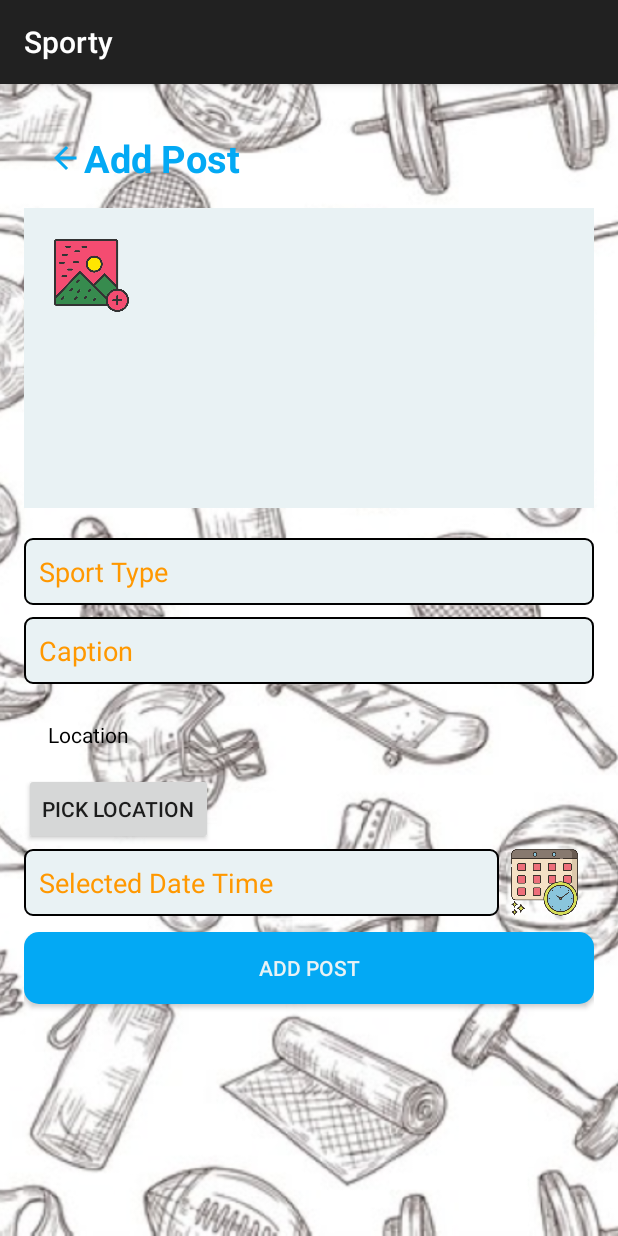
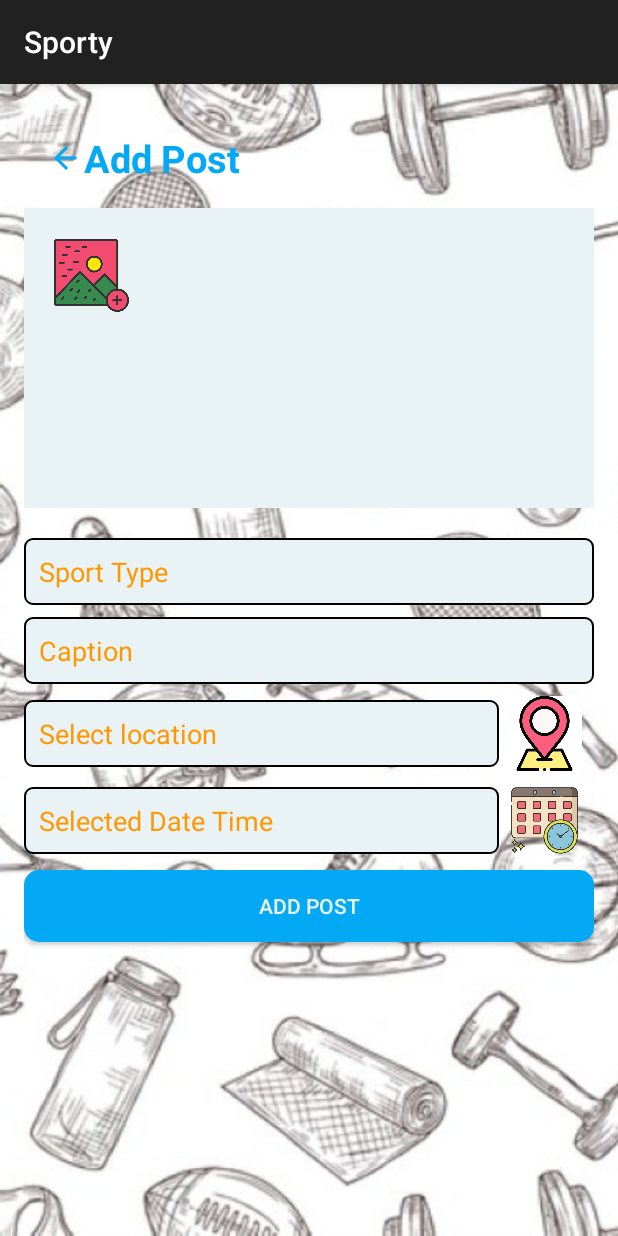
Before and after one commit to ruthChavshush/androidProject, an Android app built with Jetpack Compose: the AddPostFragment screen opened through its navigation route, on a phone screen of 412 x 824 dp. Run offline under Robolectric (Android 15) with nearby library versions, the phone set to English and light mode, and no system bars; our stand-ins replace Firebase (no records; nobody signed in at launch, a user with empty details on screens opened directly), Picasso, Room's generated code; pictures from the network do not load.

Commit message:
Implement location selection feature and update UI components across multiple fragments

```diff
--- a/app/src/main/java/com/example/fetch/Modules/AddPost/AddPostFragment.kt
+++ b/app/src/main/java/com/example/fetch/Modules/AddPost/AddPostFragment.kt
@@ -97,6 +97,8 @@ class AddPostFragment : Fragment() {
                 binding.etCaption.setText(post.caption)
                 binding.tvDateTime.text = post.sportyDate.toString()
                 imageUri = Uri.parse(post.imageUrl)
+                selectedLongitude = post.longitude
+                selectedLatitude = post.latitude
 
                 Picasso.get()
                     .load(imageUri)
--- a/app/src/main/java/com/example/fetch/dao/PostDao.kt
+++ b/app/src/main/java/com/example/fetch/dao/PostDao.kt
@@ -11,7 +11,6 @@ interface PostDao {
     @Insert(onConflict = OnConflictStrategy.REPLACE)
     fun insert(post: Post)
 
-    // todo remove postType change function name
     @Query("SELECT * FROM posts")
     fun getPostsByPostType(): List<Post>
 }
--- a/app/src/main/res/layout/fragment_add_post.xml
+++ b/app/src/main/res/layout/fragment_add_post.xml
@@ -96,22 +96,36 @@
             android:inputType="text"
             android:padding="10dp"
             android:textColorHint="@color/pink" />
+        <LinearLayout
+            android:id="@+id/locationLayout"
+            android:layout_width="match_parent"
+            android:layout_height="wrap_content"
+            android:layout_marginBottom="8dp"
+            android:gravity="center_vertical"
+            android:orientation="horizontal">
+            <TextView
+                android:id="@+id/tvLocation"
+                android:layout_width="0dp"
+                android:layout_height="wrap_content"
+                android:layout_marginEnd="5dp"
+                android:layout_weight="3"
+                android:background="@drawable/custom_edittext"
+                android:padding="10dp"
+                android:text="@string/select_location"
+                android:textColor="@color/pink"
+                android:textSize="18sp" />
+            <ImageButton
+                android:id="@+id/btnPickLocation"
+                android:layout_width="50dp"
+                android:layout_height="50dp"
+                android:layout_marginEnd="8dp"
+                android:background="?attr/selectableItemBackgroundBorderless"
+                android:contentDescription="@string/pick_location"
+                android:scaleType="fitCenter"
+                android:src="@drawable/ic_pick_location" />
 
-     <!-- Replace the existing EditText with a TextView or Button -->
-<TextView
-    android:id="@+id/tvLocation"
-    android:layout_width="wrap_content"
-    android:layout_height="wrap_content"
-    android:text="Location"
-    android:textColor="@android:color/black"
-    android:padding="16dp" />
+            </LinearLayout>
 
-
-<Button
-    android:id="@+id/btnPickLocation"
-    android:layout_width="wrap_content"
-    android:layout_height="wrap_content"
-    android:text="Pick Location" />
         <!-- Playdate specific field -->
         <LinearLayout
             android:id="@+id/dateTimeLayout"
--- a/app/src/main/res/layout/fragment_profile.xml
+++ b/app/src/main/res/layout/fragment_profile.xml
@@ -54,12 +54,6 @@
             android:text="@string/update_image"
             android:visibility="gone" />
 
-<Button
-    android:id="@+id/open_maps_button"
-    android:layout_width="wrap_content"
-    android:layout_height="wrap_content"
-    android:text="Open Map" />
-
         <RelativeLayout
             android:id="@+id/UserName"
             android:layout_width="match_parent"
--- a/app/src/main/res/values/strings.xml
+++ b/app/src/main/res/values/strings.xml
@@ -32,4 +32,7 @@
     <string name="sport_time">Sporty Time:</string>
     <string name="location_post">Location:</string>
     <string name="where_are_you">Where are you?</string>
+    <string name="to_see_all_post_by_locations_click_here">To see all post by locations click here</string>
+    <string name="select_location">Select location</string>
+    <string name="pick_location">pick location</string>
 </resources>
```
Also changed, not shown: app/src/main/java/com/example/fetch/Modules/Feed/FeedFragment.kt (+8 -3 lines), app/src/main/java/com/example/fetch/Modules/Maps/MapsFragment.kt (+34 -35 lines), app/src/main/java/com/example/fetch/Modules/Profile/ProfileFragment.kt (+0 -9 lines), app/src/main/res/layout/fragment_feed.xml (+24 -0 lines), app/src/main/res/drawable/ic_pick_location.jpg (added).
